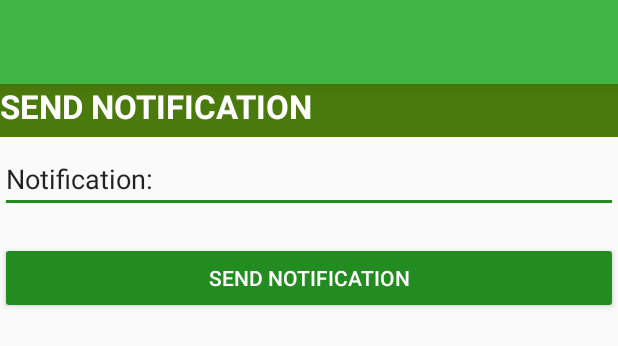
After one commit to 2060408k/SmartHouse, an Android app: the layout activity_send_notifications.xml on its own in the app's theme, with its tools: preview values and no code run, on a phone screen of 412 x 824 dp. The commit adds this screen. Shown: the top 346 px of the screen. Run offline under Robolectric (Android 15) with nearby library versions, the phone set to English and light mode, and no system bars.

Commit message:
notifications

```diff
--- a/app/src/main/java/com/example/pbkou/smarthouse/Conversations.java
+++ b/app/src/main/java/com/example/pbkou/smarthouse/Conversations.java
@@ -71,7 +71,6 @@ public class Conversations extends AppCompatActivity {
         SharedPreferences preferences;
         preferences = PreferenceManager.getDefaultSharedPreferences(this);
         String user = preferences.getString("user_name","");
-        System.out.println("User: "+ user.toString());
         int index=1;
         boolean flag=false;
         for (Map<Group, ArrayList> conv : all_conversations) {
--- /dev/null
+++ b/app/src/main/res/layout/activity_send_notifications.xml
@@ -0,0 +1,49 @@
+<?xml version="1.0" encoding="utf-8"?>
+<LinearLayout xmlns:android="http://schemas.android.com/apk/res/android"
+    xmlns:app="http://schemas.android.com/apk/res-auto"
+    xmlns:tools="http://schemas.android.com/tools"
+    android:id="@+id/activity_send_notifications"
+    android:layout_width="match_parent"
+    android:layout_height="match_parent"
+    android:keepScreenOn="false"
+    android:orientation="vertical"
+    tools:context="com.example.pbkou.smarthouse.HouseSettings.ViewAllBeacons">
+
+    <android.support.v7.widget.Toolbar xmlns:app="http://schemas.android.com/apk/res-auto"
+        android:id="@+id/my_toolbar"
+        android:layout_width="match_parent"
+        android:layout_height="?attr/actionBarSize"
+        android:background="?attr/colorPrimary"
+        android:elevation="4dp"
+        android:theme="@style/ThemeOverlay.AppCompat.ActionBar"
+        app:popupTheme="@style/ThemeOverlay.AppCompat.Light" />
+
+    <TextView
+
+        android:id="@+id/textView"
+        android:layout_width="match_parent"
+        android:layout_height="35dp"
+        android:background="#4a790c"
+        android:textColor="#fff"
+        android:textStyle="bold"
+        android:text="@string/send_notification"
+        android:textAppearance="@android:style/TextAppearance.Large" />
+
+    <EditText
+        android:id="@+id/not_body"
+        android:layout_width="match_parent"
+        android:layout_height="wrap_content"
+        android:layout_marginTop="5dp"
+        android:layout_marginBottom="7dp"
+        android:contentDescription="Notification:"
+        android:ems="10"
+        android:inputType="textPersonName"
+        android:text="Notification:" />
+
+    <Button style="@style/Widget.AppCompat.Button.Colored"
+        android:text="Send Notification"
+        android:id="@+id/btn_send_not"
+        android:layout_width="match_parent"
+        android:layout_height="wrap_content"
+        android:layout_marginTop="12dp" />
+</LinearLayout>
--- a/app/src/main/res/layout/activity_show_tasks.xml
+++ b/app/src/main/res/layout/activity_show_tasks.xml
@@ -29,7 +29,9 @@
             android:layout_width="match_parent"
             android:layout_height="192dp"
             android:background="@drawable/lightbox"
-            android:orientation="vertical" />
+            android:orientation="vertical"
+            android:layout_alignParentBottom="true"
+            android:layout_alignParentTop="true" />
 
     <android.support.design.widget.FloatingActionButton
         android:id="@+id/btn_add_task"
--- a/app/src/main/res/values/strings.xml
+++ b/app/src/main/res/values/strings.xml
@@ -38,4 +38,6 @@
     <string name="music_player_frag">MUSIC_PLAYER_FRAG</string>
     <!-- TODO: Remove or change this placeholder text -->
     <string name="hello_blank_fragment">Hello blank fragment</string>
+    <string name="sendNot">Send Notification</string>
+    <string name="send_notification">SEND NOTIFICATION</string>
 </resources>
```
Also changed, not shown: app/src/main/AndroidManifest.xml (+7 -3 lines), app/src/main/java/com/example/pbkou/smarthouse/AddTask.java (+24 -3 lines), app/src/main/java/com/example/pbkou/smarthouse/MainActivity.java (+4 -5 lines), app/src/main/java/com/example/pbkou/smarthouse/SendNotification.java (added, +187 -0 lines), app/src/main/res/layout/content_main.xml (+6 -3 lines).
